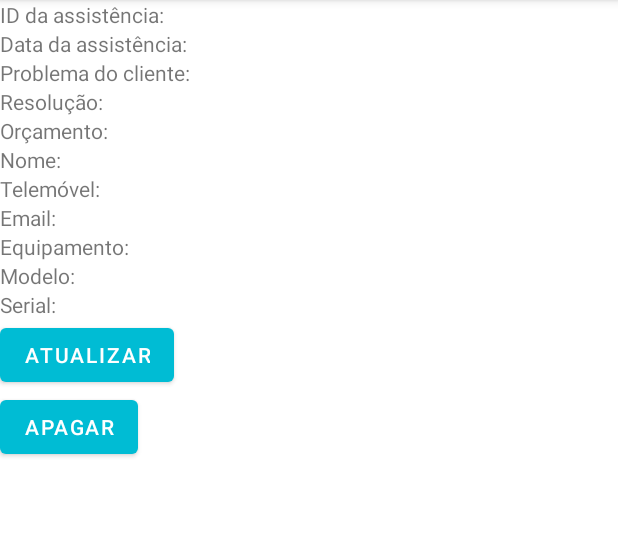
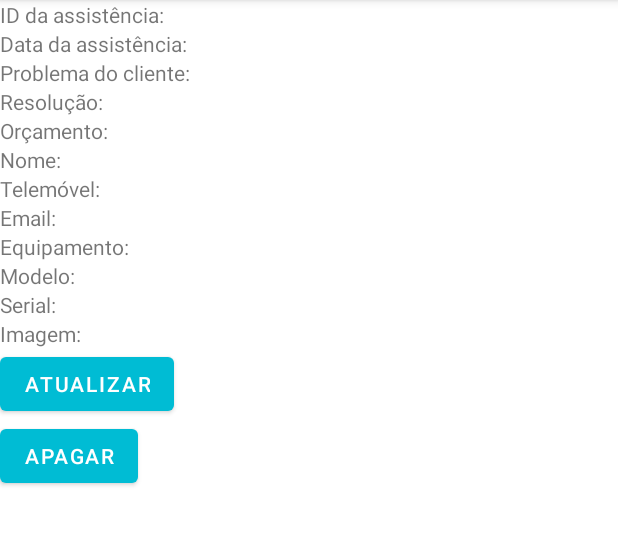
Before and after one commit to joaofnferreira/GestAssiste, an Android app: the AssistDetails screen opened directly, with no data from a screen before it, on a phone screen of 412 x 824 dp, the part 84-630 px from its top. Run offline under Robolectric (Android 15) with nearby library versions, the phone set to English and light mode, and no system bars; our stand-ins replace Firebase (no records; nobody signed in at launch, a user with empty details on screens opened directly).

Commit message:
Apresentação da imagem na consulta da assistência
Apresentação da imagem na consulta da assistência

```diff
--- a/app/src/main/java/com/example/gestassiste/AssistDetails.kt
+++ b/app/src/main/java/com/example/gestassiste/AssistDetails.kt
@@ -1,10 +1,15 @@
 package com.example.gestassiste
 
 import android.content.Intent
+import android.graphics.Bitmap
+import android.graphics.BitmapFactory
 import android.os.Bundle
 import android.os.PersistableBundle
+import android.util.Base64
+import android.view.View
 import android.widget.Button
 import android.widget.EditText
+import android.widget.ImageView
 import android.widget.TextView
 import android.widget.Toast
 import androidx.appcompat.app.AlertDialog
@@ -25,6 +30,8 @@ class AssistDetails : AppCompatActivity(){
     private lateinit var tvequipamento: TextView
     private lateinit var tvmodelo: TextView
     private lateinit var tvserial: TextView
+    private lateinit var tvimageString: TextView
+    lateinit var apresentaImagem: ImageView
 
     private lateinit var btnUpdate: Button
     private lateinit var btnDelete: Button
@@ -81,6 +88,8 @@ class AssistDetails : AppCompatActivity(){
         tvequipamento = findViewById(R.id.tvequipamento)
         tvmodelo = findViewById(R.id.tvmodelo)
         tvserial = findViewById(R.id.tvserial)
+        tvimageString = findViewById(R.id.tvimageString)
+        apresentaImagem = findViewById(R.id.apresentaImagem)
 
         btnUpdate = findViewById(R.id.btnUpdate)
         btnDelete = findViewById(R.id.btnDelete)
@@ -100,6 +109,36 @@ class AssistDetails : AppCompatActivity(){
         tvequipamento.text = intent.getStringExtra("equipamento")
         tvmodelo.text = intent.getStringExtra("modelo")
         tvserial.text = intent.getStringExtra("serial")
+        tvimageString.text = intent.getStringExtra("imageString")
+
+        // Receber a string do intent
+        val imageString = intent.getStringExtra("imageString")
+
+        if (imageString.isNullOrEmpty()) {
+            // Se a imageString estiver vazia
+            apresentaImagem.visibility = View.GONE
+        } else {
+            // Conversão
+            val imageBitmap = convertBase64ToBitmap(imageString)
+
+
+            if (imageBitmap != null) {
+                apresentaImagem.setImageBitmap(imageBitmap)
+                apresentaImagem.visibility = View.VISIBLE
+                tvimageString.visibility = View.GONE
+            } else {
+                apresentaImagem.visibility = View.GONE
+            }
+        }
+    }
+
+    private fun convertBase64ToBitmap(base64String: String): Bitmap? {
+        return try {
+            val decodedBytes = Base64.decode(base64String, Base64.DEFAULT)
+            BitmapFactory.decodeByteArray(decodedBytes, 0, decodedBytes.size)
+        } catch (e: Exception) {
+            null
+        }
     }
 
     private fun openUpdateDialog(
--- a/app/src/main/java/com/example/gestassiste/Consulta.kt
+++ b/app/src/main/java/com/example/gestassiste/Consulta.kt
@@ -70,6 +70,7 @@ class Consulta : AppCompatActivity() {
                             intent.putExtra("equipamento", assistList[position].equipamento)
                             intent.putExtra("modelo", assistList[position].modelo)
                             intent.putExtra("serial", assistList[position].serial)
+                            intent.putExtra("imageString", assistList[position].imageString)
                             startActivity(intent)
                         }
 
--- a/app/src/main/res/layout/assist_details.xml
+++ b/app/src/main/res/layout/assist_details.xml
@@ -208,6 +208,32 @@
                 />
         </LinearLayout>
 
+        <LinearLayout
+            android:layout_width="match_parent"
+            android:layout_height="wrap_content"
+            android:orientation="horizontal">
+
+
+            <TextView
+                android:layout_width="150dp"
+                android:layout_height="match_parent"
+                android:text="Imagem:"
+                />
+            <TextView
+                android:layout_width="150dp"
+                android:layout_height="match_parent"
+                android:id="@+id/tvimageString"
+                />
+        </LinearLayout>
+
+        <ImageView
+            android:id="@+id/apresentaImagem"
+            android:layout_width="431dp"
+            android:layout_height="200dp"
+            android:layout_marginTop="16dp"
+            tools:layout_editor_absoluteX="-10dp"
+            tools:layout_editor_absoluteY="1003dp"/>
+
         <Button
             android:id="@+id/btnUpdate"
             android:layout_width="wrap_content"
```
Also changed, not shown: app/src/main/res/layout/assiste_item.xml (deleted, +0 -109 lines).
